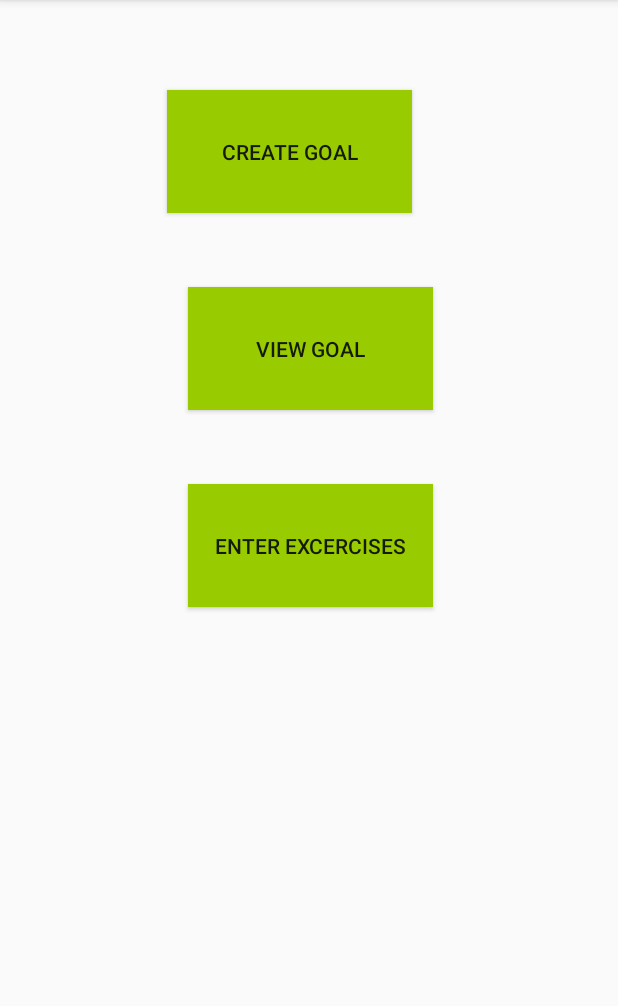
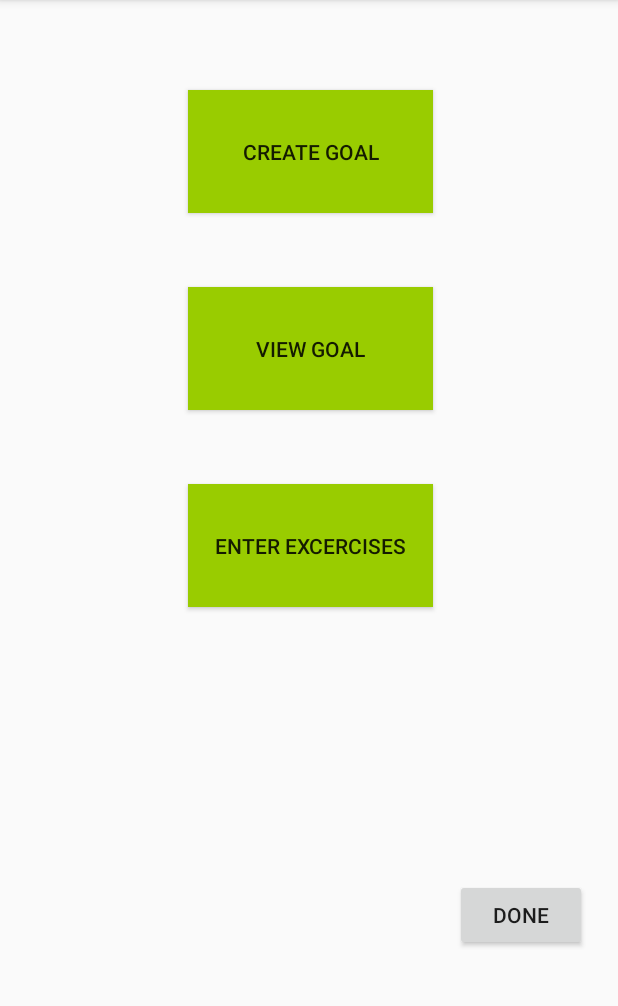
Before and after one commit to csamuel023/Propel, an Android app: the Goals screen opened directly, with no data from a screen before it, on a phone screen of 412 x 824 dp, the part 84-1090 px from its top. Run offline under Robolectric (Android 15) with nearby library versions, the phone set to English and light mode, and no system bars.

Commit message:
Initial commit

```diff
--- a/app/src/main/java/com/example/christophersamuel/propel/Goals.java
+++ b/app/src/main/java/com/example/christophersamuel/propel/Goals.java
@@ -11,7 +11,7 @@ import com.example.christophersamuel.propel.R;
 public class Goals extends AppCompatActivity {
     private Button bCreateGoal;
     private Button bViewGoal;
-    private Button bEnterExcercise;
+    private Button bEnterExcercise, Done;
 
     @Override
     protected void onCreate(Bundle savedInstanceState) {
@@ -40,6 +40,14 @@ public class Goals extends AppCompatActivity {
                 openEnterExcercise();
             }
         });
+        Done = (Button) findViewById(R.id.bDone);
+        Done.setOnClickListener(new View.OnClickListener() {
+            @Override
+            public void onClick(View v) {
+                Intent intent1 = new Intent(Goals.this,ThirdActivity.class);
+                startActivity(intent1);
+            }
+        });
     }
     public void openGoal_short_long(){
         Intent intent1 = new Intent(this,Goal_short_long.class);
--- a/app/src/main/res/layout/activity_goals.xml
+++ b/app/src/main/res/layout/activity_goals.xml
@@ -21,7 +21,6 @@
         android:backgroundTint="@android:color/holo_green_light"
         android:text="Create Goal"
         app:layout_constraintEnd_toEndOf="parent"
-        app:layout_constraintHorizontal_bias="0.0"
         app:layout_constraintStart_toStartOf="parent"
         app:layout_constraintTop_toTopOf="parent" />
 
@@ -60,4 +59,20 @@
         app:layout_constraintStart_toStartOf="parent"
         app:layout_constraintTop_toBottomOf="@+id/bViewGoal" />
 
+    <Button
+        android:id="@+id/bDone"
+        android:layout_width="wrap_content"
+        android:layout_height="wrap_content"
+        android:layout_marginBottom="6dp"
+        android:layout_marginEnd="7dp"
+        android:layout_marginLeft="289dp"
+        android:layout_marginRight="7dp"
+        android:layout_marginStart="289dp"
+        android:layout_marginTop="457dp"
+        android:text="Done"
+        app:layout_constraintBottom_toBottomOf="parent"
+        app:layout_constraintEnd_toEndOf="parent"
+        app:layout_constraintStart_toStartOf="parent"
+        app:layout_constraintTop_toTopOf="parent" />
+
 </android.support.constraint.ConstraintLayout>
```
Also changed, not shown: app/src/main/java/com/example/christophersamuel/propel/Summary.java (+22 -3 lines).
